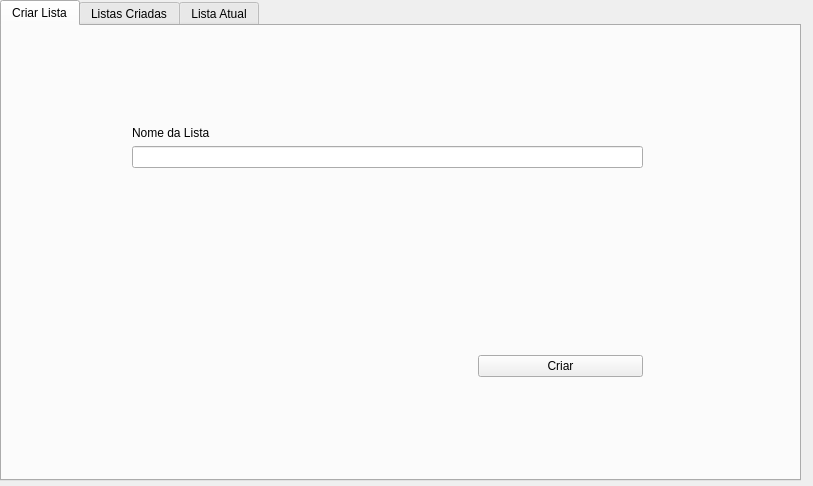
Qt form loggedwindow.ui (DiegoCacau/testStone) before a commit.
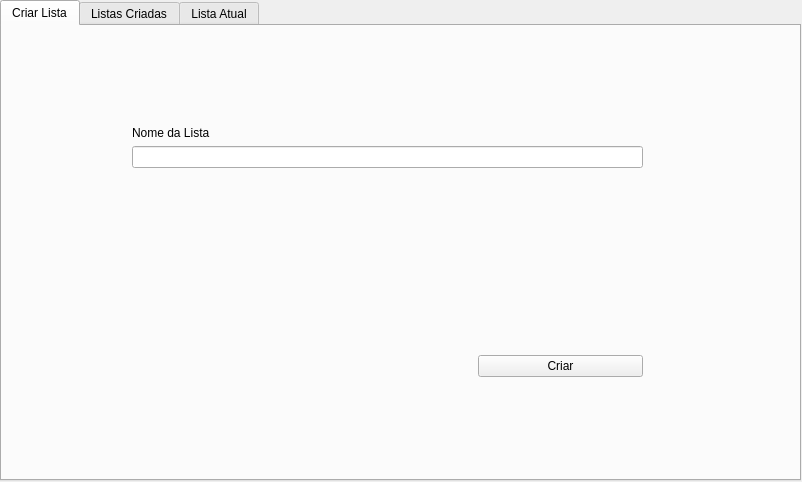
The same form after that commit. The open tabs and pages were chosen to show the change.

```diff
--- a/loggedwindow.ui
+++ b/loggedwindow.ui
@@ -6,8 +6,8 @@
    <rect>
     <x>0</x>
     <y>0</y>
-    <width>813</width>
-    <height>486</height>
+    <width>802</width>
+    <height>482</height>
    </rect>
   </property>
   <property name="windowTitle">
```
Left out of the diff: 2 changed lines with no effect on the pictures.
